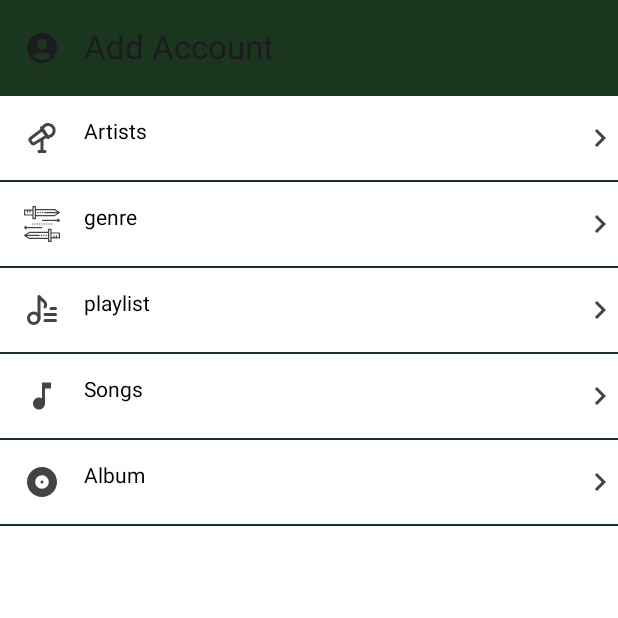
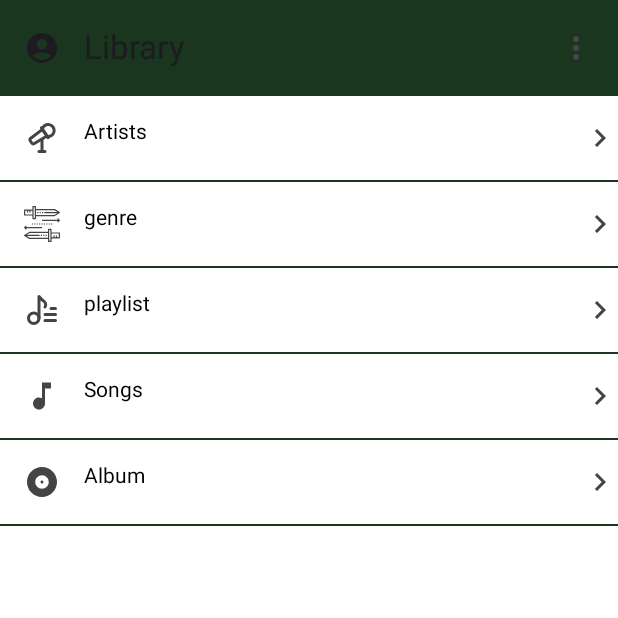
Before and after one commit to ShivGrover45/Music-Player-UI, an Android app built with Jetpack Compose: the MainActivity screen opened directly, with no data from a screen before it, item 3 of the bottom bar chosen, on a phone screen of 412 x 824 dp, the top half of it. Run offline under Robolectric (Android 15) with nearby library versions, the phone set to English and light mode, and no system bars; 1 statement that could not run was skipped.

Commit message:
changes added

```diff
--- a/app/src/main/java/com/example/musicplayer/ui/theme/MainView.kt
+++ b/app/src/main/java/com/example/musicplayer/ui/theme/MainView.kt
@@ -5,10 +5,12 @@ import android.util.Log
 import androidx.compose.foundation.background
 import androidx.compose.foundation.clickable
 import androidx.compose.foundation.layout.Arrangement
+import androidx.compose.foundation.layout.Box
 import androidx.compose.foundation.layout.Column
 import androidx.compose.foundation.layout.PaddingValues
 import androidx.compose.foundation.layout.Row
 import androidx.compose.foundation.layout.fillMaxHeight
+import androidx.compose.foundation.layout.fillMaxSize
 import androidx.compose.foundation.layout.fillMaxWidth
 import androidx.compose.foundation.layout.height
 import androidx.compose.foundation.layout.heightIn
@@ -17,11 +19,15 @@ import androidx.compose.foundation.layout.wrapContentHeight
 import androidx.compose.foundation.layout.wrapContentSize
 import androidx.compose.foundation.lazy.LazyColumn
 import androidx.compose.foundation.lazy.items
+import androidx.compose.foundation.shape.RoundedCornerShape
 import androidx.compose.material.BottomAppBar
 import androidx.compose.material.BottomNavigation
 import androidx.compose.material.BottomNavigationItem
+import androidx.compose.material.ExperimentalMaterialApi
 import androidx.compose.material3.Icon
 import androidx.compose.material.MaterialTheme
+import androidx.compose.material.ModalBottomSheetLayout
+import androidx.compose.material.ModalBottomSheetValue
 import androidx.compose.material.Scaffold
 import androidx.compose.material.ScaffoldState
 import androidx.compose.material.Surface
@@ -29,11 +35,13 @@ import androidx.compose.material3.TopAppBar
 import androidx.compose.material.icons.Icons
 import androidx.compose.material.icons.filled.AccountCircle
 import androidx.compose.material.icons.filled.Home
+import androidx.compose.material.icons.filled.MoreVert
 import androidx.compose.material.rememberScaffoldState
 import androidx.compose.material3.ExperimentalMaterial3Api
 import androidx.compose.material3.IconButton
 import androidx.compose.material3.Text
 import androidx.compose.material3.TopAppBarDefaults
+import androidx.compose.material.rememberModalBottomSheetState
 import androidx.compose.runtime.Composable
 import androidx.compose.runtime.getValue
 import androidx.compose.runtime.mutableStateOf
@@ -47,6 +55,7 @@ import androidx.compose.ui.res.painterResource
 import androidx.compose.ui.tooling.preview.Preview
 import androidx.compose.ui.unit.dp
 import androidx.compose.ui.unit.max
+import androidx.compose.ui.unit.sp
 import androidx.lifecycle.viewmodel.compose.viewModel
 import androidx.navigation.NavController
 import androidx.navigation.NavHostController
@@ -62,13 +71,17 @@ import com.example.musicplayer.screensInDrawer
 import kotlinx.coroutines.CoroutineScope
 import kotlinx.coroutines.launch
 
-@OptIn(ExperimentalMaterial3Api::class)
+@OptIn(ExperimentalMaterial3Api::class, ExperimentalMaterialApi::class)
 @Composable
 fun MainView(){
     Surface(modifier = Modifier.background(MaterialTheme.colors.onBackground)) {
         val scaffoldState:ScaffoldState = rememberScaffoldState()
         val scope :CoroutineScope= rememberCoroutineScope()
         val viewModel: MainViewModel = viewModel()
+        val isSheetFullScreen by remember {
+            mutableStateOf(false)
+        }
+        val modifier = if(isSheetFullScreen) Modifier.fillMaxSize() else Modifier.fillMaxWidth()
         val controller:NavController = rememberNavController()
         val navBackStackEntry by controller.currentBackStackEntryAsState()
         val currentRoute=navBackStackEntry?.destination?.route
@@ -81,6 +94,16 @@ fun MainView(){
         val title= remember {
             mutableStateOf(currentScreen.title)
         }
+
+        val modalBottomSheetState=
+            rememberModalBottomSheetState(initialValue = ModalBottomSheetValue.Hidden,
+                confirmValueChange = {
+                    it!=ModalBottomSheetValue.HalfExpanded
+                }
+            )
+
+        val roundedCornerRadius=if(isSheetFullScreen)0.dp else 12.dp
+
         val bottomBar:@Composable () -> Unit={
             if(currentScreen is Screen.DrawerScreen || currentScreen==Screen.BottomScreen.Home){
                BottomNavigation(
@@ -97,7 +120,9 @@ fun MainView(){
 
                        BottomNavigationItem(
                        selected = currentRoute==item.bRoute,
-                       onClick = {controller.navigate(item.bRoute) },
+                       onClick = {controller.navigate(item.bRoute)
+                           title.value=item.bTitle
+                                 },
                        icon = {
                            val tint=if (isSelected) Color.Black else Color.White
                            Icon(painter = painterResource(id = item.icons),
@@ -112,11 +137,29 @@ fun MainView(){
             }
     }
 
+       ModalBottomSheetLayout(
+           sheetState = modalBottomSheetState,
+           sheetShape = RoundedCornerShape(topStart = roundedCornerRadius, topEnd = roundedCornerRadius),
+           sheetContent = {
+           MoreBottomSheet(modifier=modifier)
+       }) {
            Scaffold(
                bottomBar = bottomBar,
                topBar = {
                    TopAppBar(title = {
                        Text(text = title.value)
+                   },
+                       actions = {
+                                 IconButton(onClick = {
+                                     scope.launch {
+                                         if (modalBottomSheetState.isVisible)
+                                             modalBottomSheetState.hide()
+                                         else
+                                             modalBottomSheetState.show()
+                                     }
+                                 }) {
+                                     Icon(imageVector = Icons.Default.MoreVert, contentDescription = "menu")
+                                 }
                        },
                        navigationIcon = { IconButton(onClick = {
                            // Open the drawer
@@ -159,6 +202,9 @@ fun MainView(){
                Navigation(navController= controller, viewModel =viewModel , pd =it )
                AccountDialog(dialogOpen = dialogOpen)
            }
+       }
+
+
 
     }
     }
@@ -188,6 +234,28 @@ fun DrawerItem(
         Text(text = item.dTitle,
             style = MaterialTheme.typography.h5,)
 
+    }
+}
+
+@Composable
+fun MoreBottomSheet(modifier: Modifier){
+    Box(
+        modifier = Modifier
+            .fillMaxWidth()
+            .height(300.dp)
+            .background(colorResource(id = R.color.top_bar_color))){
+        Column(
+           modifier= Modifier.padding(16.dp),
+            verticalArrangement = Arrangement.SpaceBetween
+        ) {
+            Row(
+                modifier=Modifier.padding(16.dp), horizontalArrangement = Arrangement.SpaceEvenly
+            ) {
+                Icon(painter = painterResource(id = R.drawable.baseline_settings_24),
+                    contentDescription ="settings",modifier.padding(end = 16.dp))
+                Text(text = "Settings", fontSize = 20.sp, color = Color.White)
+            }
+        }
     }
 }
 
--- /dev/null
+++ b/app/src/main/res/drawable/baseline_settings_24.xml
@@ -0,0 +1,5 @@
+<vector xmlns:android="http://schemas.android.com/apk/res/android" android:height="24dp" android:tint="#000000" android:viewportHeight="24" android:viewportWidth="24" android:width="24dp">
+
+    <path android:fillColor="@android:color/white" android:pathData="M19.14,12.94c0.04,-0.3 0.06,-0.61 0.06,-0.94c0,-0.32 -0.02,-0.64 -0.07,-0.94l2.03,-1.58c0.18,-0.14 0.23,-0.41 0.12,-0.61l-1.92,-3.32c-0.12,-0.22 -0.37,-0.29 -0.59,-0.22l-2.39,0.96c-0.5,-0.38 -1.03,-0.7 -1.62,-0.94L14.4,2.81c-0.04,-0.24 -0.24,-0.41 -0.48,-0.41h-3.84c-0.24,0 -0.43,0.17 -0.47,0.41L9.25,5.35C8.66,5.59 8.12,5.92 7.63,6.29L5.24,5.33c-0.22,-0.08 -0.47,0 -0.59,0.22L2.74,8.87C2.62,9.08 2.66,9.34 2.86,9.48l2.03,1.58C4.84,11.36 4.8,11.69 4.8,12s0.02,0.64 0.07,0.94l-2.03,1.58c-0.18,0.14 -0.23,0.41 -0.12,0.61l1.92,3.32c0.12,0.22 0.37,0.29 0.59,0.22l2.39,-0.96c0.5,0.38 1.03,0.7 1.62,0.94l0.36,2.54c0.05,0.24 0.24,0.41 0.48,0.41h3.84c0.24,0 0.44,-0.17 0.47,-0.41l0.36,-2.54c0.59,-0.24 1.13,-0.56 1.62,-0.94l2.39,0.96c0.22,0.08 0.47,0 0.59,-0.22l1.92,-3.32c0.12,-0.22 0.07,-0.47 -0.12,-0.61L19.14,12.94zM12,15.6c-1.98,0 -3.6,-1.62 -3.6,-3.6s1.62,-3.6 3.6,-3.6s3.6,1.62 3.6,3.6S13.98,15.6 12,15.6z"/>
+
+</vector>
```
Lines whose indentation alone changed are shown as unchanged.
